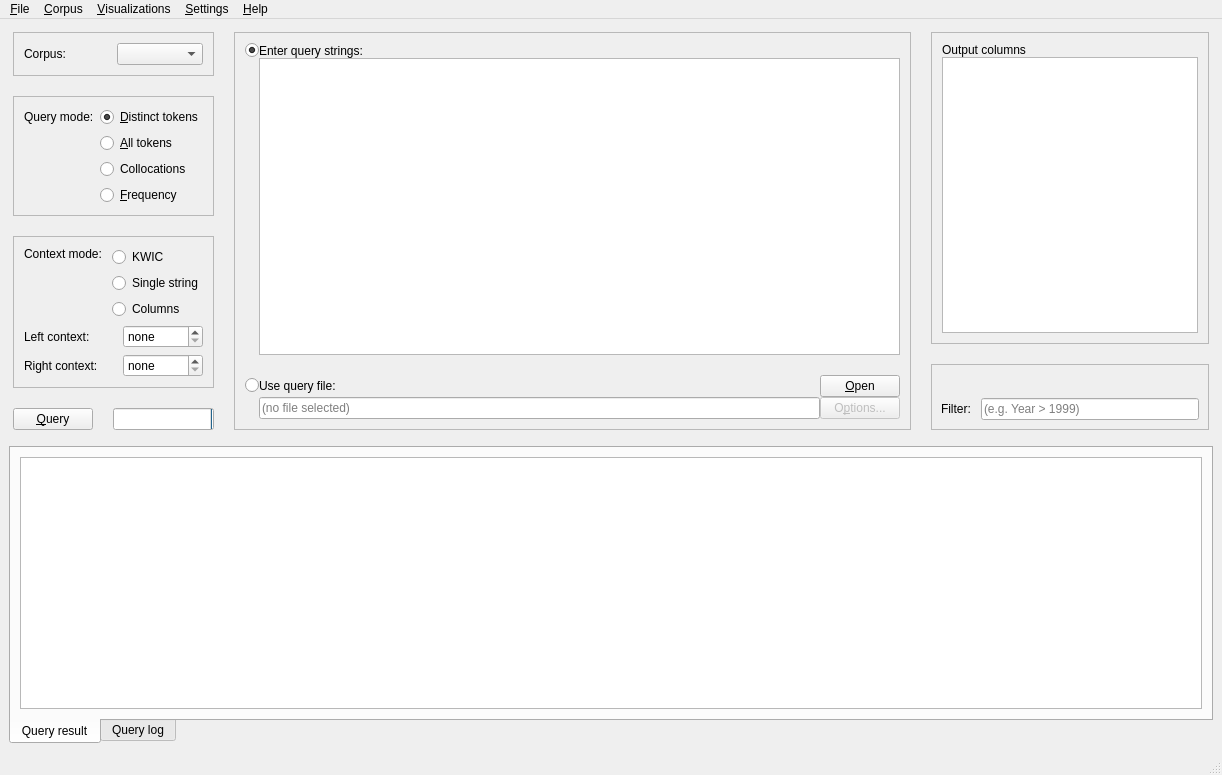
Above: coquery/gui/coquery.ui from gkunter/coquery before the change. Below: the same form after it.
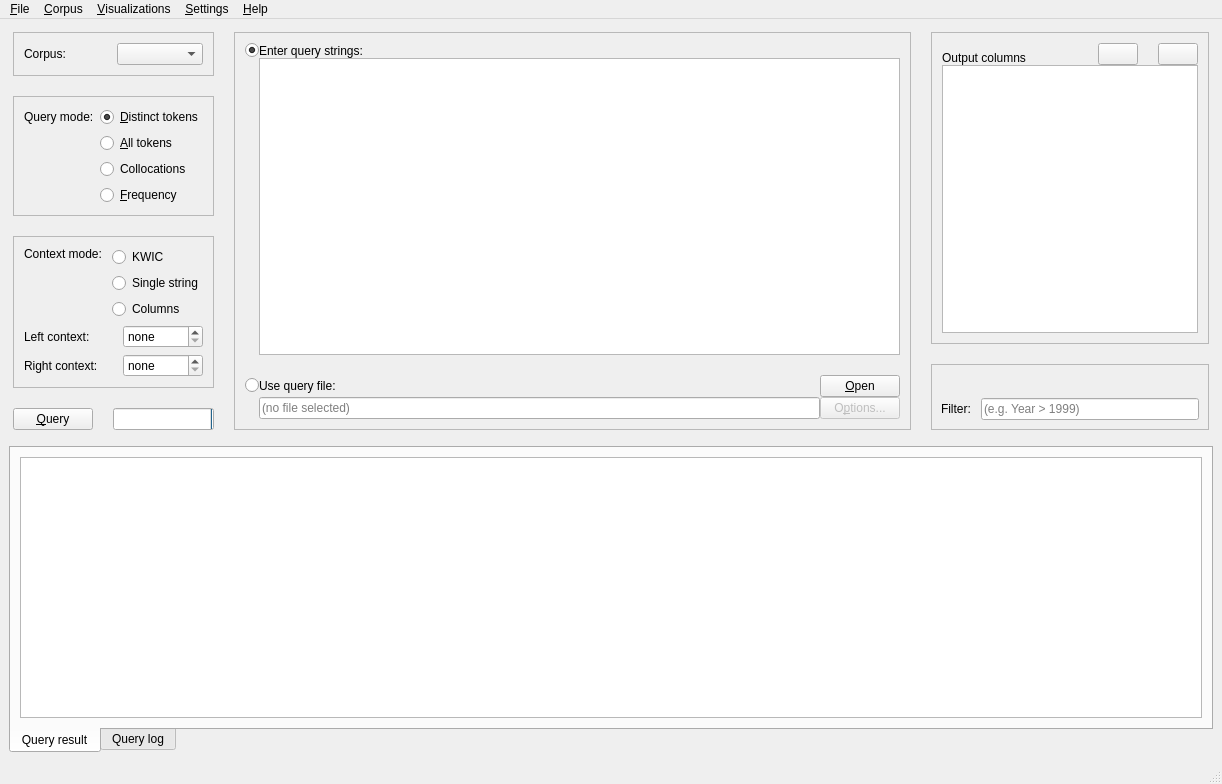
That is the form after the change. Icons and pictures are not drawn.

The edit to the form file:
```diff
--- a/coquery/gui/coquery.ui
+++ b/coquery/gui/coquery.ui
@@ -7,7 +7,7 @@
     <x>0</x>
     <y>0</y>
     <width>1222</width>
-    <height>775</height>
+    <height>784</height>
    </rect>
   </property>
   <property name="windowTitle">
@@ -706,7 +706,18 @@
              <number>10</number>
             </property>
             <item>
+             <layout class="QHBoxLayout" name="horizontalLayout_2" stretch="1,0,0">
+              <property name="spacing">
+               <number>20</number>
+              </property>
+              <item>
              <widget class="QLabel" name="label_2">
+                <property name="sizePolicy">
+                 <sizepolicy hsizetype="MinimumExpanding" vsizetype="Preferred">
+                  <horstretch>0</horstretch>
+                  <verstretch>0</verstretch>
+                 </sizepolicy>
+                </property>
               <property name="text">
                <string>Output columns</string>
               </property>
@@ -714,6 +725,43 @@
                <set>Qt::AlignBottom|Qt::AlignLeading|Qt::AlignLeft</set>
               </property>
              </widget>
+              </item>
+              <item>
+               <widget class="QPushButton" name="button_add_link">
+                <property name="sizePolicy">
+                 <sizepolicy hsizetype="Minimum" vsizetype="Fixed">
+                  <horstretch>0</horstretch>
+                  <verstretch>0</verstretch>
+                 </sizepolicy>
+                </property>
+                <property name="toolTip">
+                 <string>Link selected column to another corpus</string>
+                </property>
+                <property name="whatsThis">
+                 <string/>
+                </property>
+                <property name="text">
+                 <string/>
+                </property>
+               </widget>
+              </item>
+              <item>
+               <widget class="QPushButton" name="button_remove_link">
+                <property name="sizePolicy">
+                 <sizepolicy hsizetype="Minimum" vsizetype="Fixed">
+                  <horstretch>0</horstretch>
+                  <verstretch>0</verstretch>
+                 </sizepolicy>
+                </property>
+                <property name="toolTip">
+                 <string>Remove selected link</string>
+                </property>
+                <property name="text">
+                 <string/>
+                </property>
+               </widget>
+              </item>
+             </layout>
             </item>
             <item>
              <layout class="QVBoxLayout" name="options_list">
```
Lines whose indentation alone changed are shown as unchanged.
